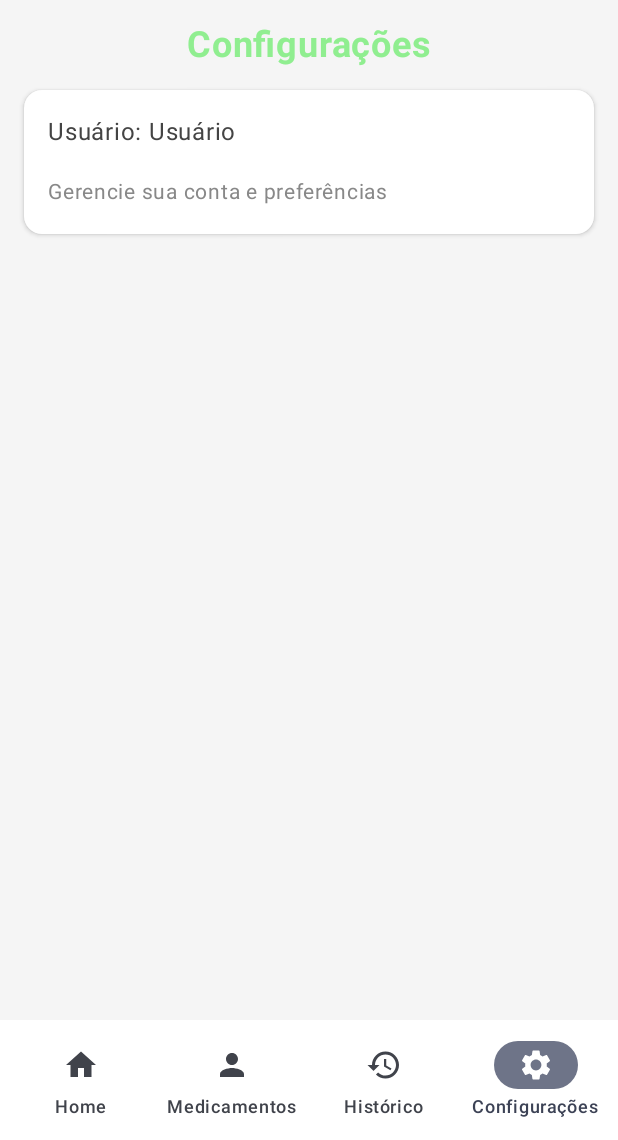
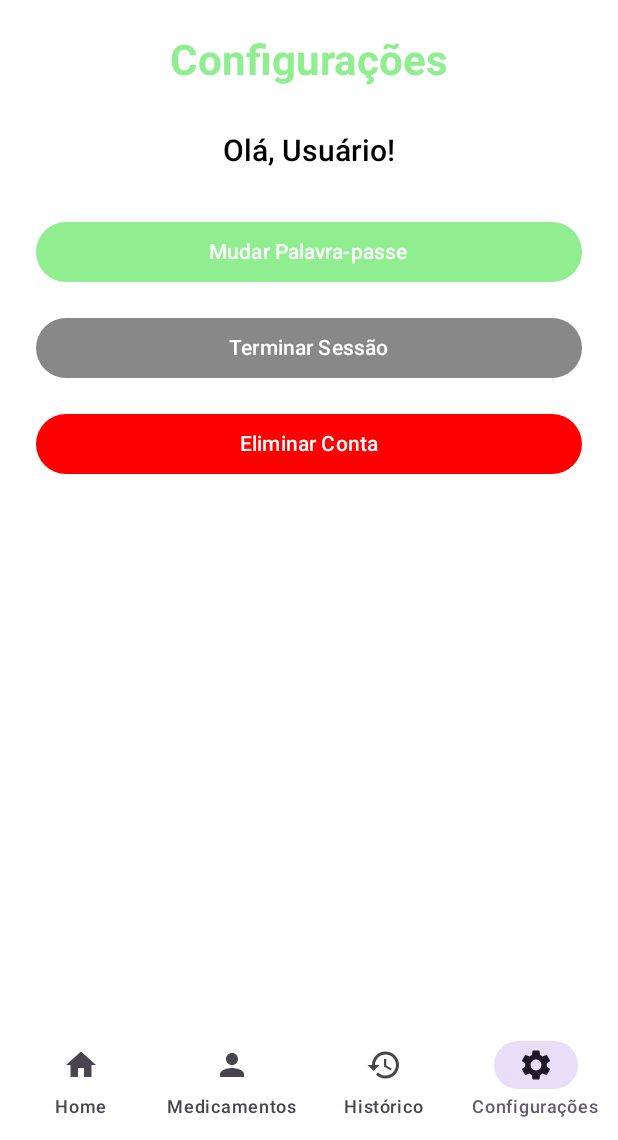
Before and after one commit to Manique17/MediPlan, an Android app built with Jetpack Compose: the @Preview function HomeScreenPreview, item 4 of the bottom bar chosen, on a phone screen of 412 x 824 dp, the part 96-1236 px from its top. Run offline under Robolectric (Android 15) with nearby library versions, the phone set to English and light mode, and no system bars; our stand-ins replace Room's generated code, livedata-compose; network calls fail.

Commit message:
new code

```diff
--- a/app/src/main/java/com/example/mediplan/ui/screens/HomeScreen.kt
+++ b/app/src/main/java/com/example/mediplan/ui/screens/HomeScreen.kt
@@ -182,10 +182,11 @@ fun HomeScreen(
                         userId = userId,
                         onViewFullHistory = { showHistory = true }
                     )
-                    3 -> SettingsContent(
+                    3 -> SettingsScreen(
+                        userName = currentUser?.name ?: "Usuário",
+                        onChangePassword = { /* TODO: Implementar ação de mudar palavra-passe */ },
                         onLogout = onLogout,
-                        onAccountDeleted = onAccountDeleted,
-                        userName = currentUser?.name ?: "Usuário"
+                        onDeleteAccount = onAccountDeleted
                     )
                 }
             }
@@ -659,56 +660,12 @@ fun HistoryContent(
             }
         } else {
             items(recentHistory.take(5)) { historyItem ->
-                com.example.mediplan.ui.screens.HistoryCard(historyItem = historyItem)
+                HistoryCard(historyItem = historyItem)
             }
         }
     }
 }
 
-@Composable
-fun SettingsContent(
-    onLogout: () -> Unit,
-    onAccountDeleted: () -> Unit,
-    userName: String
-) {
-    Column(
-        modifier = Modifier
-            .fillMaxSize()
-            .padding(16.dp),
-        horizontalAlignment = Alignment.CenterHorizontally
-    ) {
-        Text(
-            text = "Configurações",
-            fontSize = 24.sp,
-            fontWeight = FontWeight.Bold,
-            color = LightGreen,
-            modifier = Modifier.padding(bottom = 16.dp)
-        )
-
-        Card(
-            modifier = Modifier.fillMaxWidth(),
-            colors = CardDefaults.cardColors(containerColor = White),
-            elevation = CardDefaults.cardElevation(defaultElevation = 2.dp)
-        ) {
-            Column(
-                modifier = Modifier.padding(16.dp)
-            ) {
-                Text(
-                    text = "Usuário: $userName",
-                    fontSize = 16.sp,
-                    color = Color.DarkGray,
-                    modifier = Modifier.padding(bottom = 16.dp)
-                )
-
-                Text(
-                    text = "Gerencie sua conta e preferências",
-                    fontSize = 14.sp,
-                    color = Color.Gray
-                )
-            }
-        }
-    }
-}
 
 // Helper functions
 fun getTodayMedications(medications: List<MedicationData>): List<MedicationData> {
--- /dev/null
+++ b/app/src/main/java/com/example/mediplan/ui/screens/SettingsScreen.kt
@@ -0,0 +1,130 @@
+package com.example.mediplan.ui.screens
+
+import androidx.compose.foundation.background
+import androidx.compose.foundation.layout.*
+import androidx.compose.material3.*
+import androidx.compose.runtime.*
+import androidx.compose.ui.Alignment
+import androidx.compose.ui.Modifier
+import androidx.compose.ui.graphics.Color
+import androidx.compose.ui.text.font.FontWeight
+import androidx.compose.ui.unit.dp
+import androidx.compose.ui.unit.sp
+import androidx.compose.ui.tooling.preview.Preview
+import com.example.mediplan.ui.theme.White
+import com.example.mediplan.ui.theme.LightGreen
+
+@Composable
+fun SettingsScreen(
+    userName: String,
+    onChangePassword: () -> Unit,
+    onLogout: () -> Unit,
+    onDeleteAccount: () -> Unit
+) {
+    var showPasswordDialog by remember { mutableStateOf(false) }
+    var newPassword by remember { mutableStateOf("") }
+    var confirmPassword by remember { mutableStateOf("") }
+    var passwordError by remember { mutableStateOf("") }
+
+    Column(
+        modifier = Modifier
+            .fillMaxSize()
+            .background(White)
+            .padding(24.dp),
+        horizontalAlignment = Alignment.CenterHorizontally
+    ) {
+        Text(
+            text = "Configurações",
+            fontSize = 28.sp,
+            fontWeight = FontWeight.Bold,
+            color = LightGreen,
+            modifier = Modifier.padding(bottom = 32.dp)
+        )
+        Text(
+            text = "Olá, $userName!",
+            fontSize = 20.sp,
+            fontWeight = FontWeight.SemiBold,
+            color = Color.Black,
+            modifier = Modifier.padding(bottom = 32.dp)
+        )
+        Button(
+            onClick = { showPasswordDialog = true },
+            modifier = Modifier
+                .fillMaxWidth()
+                .padding(bottom = 16.dp),
+            colors = ButtonDefaults.buttonColors(containerColor = LightGreen)
+        ) {
+            Text("Mudar Palavra-passe", color = Color.White)
+        }
+        if (showPasswordDialog) {
+            AlertDialog(
+                onDismissRequest = { showPasswordDialog = false },
+                title = { Text("Mudar Palavra-passe") },
+                text = {
+                    Column {
+                        OutlinedTextField(
+                            value = newPassword,
+                            onValueChange = { newPassword = it },
+                            label = { Text("Nova palavra-passe") },
+                            singleLine = true,
+                            isError = passwordError.isNotEmpty()
+                        )
+                        OutlinedTextField(
+                            value = confirmPassword,
+                            onValueChange = { confirmPassword = it },
+                            label = { Text("Confirmar palavra-passe") },
+                            singleLine = true,
+                            isError = passwordError.isNotEmpty()
+                        )
+                        if (passwordError.isNotEmpty()) {
+                            Text(passwordError, color = Color.Red, fontSize = 12.sp)
+                        }
+                    }
+                },
+                confirmButton = {
+                    Button(onClick = {
+                        if (newPassword.length < 6) {
+                            passwordError = "A palavra-passe deve ter pelo menos 6 caracteres."
+                        } else if (newPassword != confirmPassword) {
+                            passwordError = "As palavras-passe não coincidem."
+                        } else {
+                            passwordError = ""
+                            showPasswordDialog = false
+                            onChangePassword() // Aqui você pode passar a nova senha para a lógica real
+                        }
+                    }) {
+                        Text("Confirmar")
+                    }
+                },
+                dismissButton = {
+                    TextButton(onClick = { showPasswordDialog = false }) {
+                        Text("Cancelar")
+                    }
+                }
+            )
+        }
+        Button(
+            onClick = onLogout,
+            modifier = Modifier
+                .fillMaxWidth()
+                .padding(bottom = 16.dp),
+            colors = ButtonDefaults.buttonColors(containerColor = Color.Gray)
+        ) {
+            Text("Terminar Sessão", color = Color.White)
+        }
+        Button(
+            onClick = onDeleteAccount,
+            modifier = Modifier
+                .fillMaxWidth(),
+            colors = ButtonDefaults.buttonColors(containerColor = Color.Red)
+        ) {
+            Text("Eliminar Conta", color = Color.White)
+        }
+    }
+}
+
+@Preview(showBackground = true)
+@Composable
+fun SettingsScreenPreview() {
+    SettingsScreen(userName = "João Silva", onChangePassword = {}, onLogout = {}, onDeleteAccount = {})
+}
```
Also changed, not shown: app/src/main/java/com/example/mediplan/RoomDB/MedicationData.kt (+5 -6 lines), app/src/main/java/com/example/mediplan/RoomDB/MedicationHistoryData.kt (+4 -11 lines), app/src/main/java/com/example/mediplan/ui/components/AdaptiveTextField.kt (+4 -4 lines), app/src/main/java/com/example/mediplan/ui/screens/HistoryScreen.kt (+14 -93 lines), app/src/main/java/com/example/mediplan/ui/screens/LoginScreen.kt (+7 -3 lines), app/src/main/java/com/example/mediplan/ui/screens/SignUpScreen.kt (+56 -37 lines).
